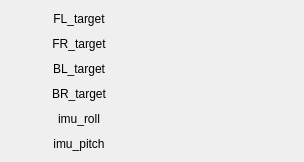
Above: flipper_control_data/ui/main_window.ui from mjlee111/pointcloud_and_imu_flipper_angle_control before the change. Below: the same form after it.
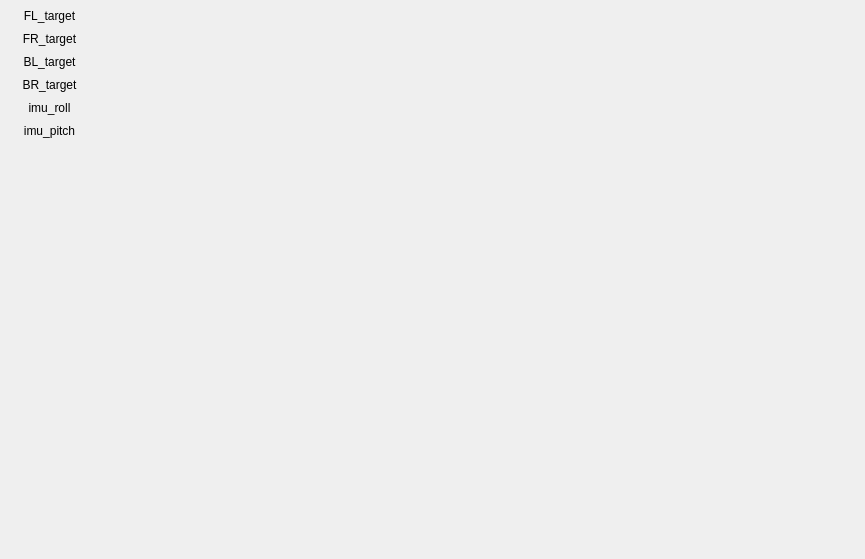
That is the form after the change. Icons and pictures are not drawn.

```diff
--- a/flipper_control_data/ui/main_window.ui
+++ b/flipper_control_data/ui/main_window.ui
@@ -6,8 +6,8 @@
    <rect>
     <x>0</x>
     <y>0</y>
-    <width>304</width>
-    <height>162</height>
+    <width>865</width>
+    <height>559</height>
    </rect>
   </property>
   <property name="windowTitle">
@@ -23,132 +23,214 @@
   <widget class="QWidget" name="centralwidget">
    <layout class="QHBoxLayout">
     <item>
-     <layout class="QVBoxLayout" name="verticalLayout_2">
-      <item>
-       <widget class="QLabel" name="label_5">
-        <property name="text">
-         <string>FL_target</string>
-        </property>
-        <property name="alignment">
-         <set>Qt::AlignCenter</set>
-        </property>
-       </widget>
-      </item>
-      <item>
-       <widget class="QLabel" name="label_4">
-        <property name="text">
-         <string>FR_target</string>
-        </property>
-        <property name="alignment">
-         <set>Qt::AlignCenter</set>
-        </property>
-       </widget>
-      </item>
-      <item>
-       <widget class="QLabel" name="label_6">
-        <property name="text">
-         <string>BL_target</string>
-        </property>
-        <property name="alignment">
-         <set>Qt::AlignCenter</set>
-        </property>
-       </widget>
-      </item>
-      <item>
-       <widget class="QLabel" name="label_7">
-        <property name="text">
-         <string>BR_target</string>
-        </property>
-        <property name="alignment">
-         <set>Qt::AlignCenter</set>
-        </property>
-       </widget>
-      </item>
-      <item>
-       <widget class="QLabel" name="label_8">
-        <property name="text">
-         <string>imu_roll</string>
-        </property>
-        <property name="alignment">
-         <set>Qt::AlignCenter</set>
-        </property>
-       </widget>
-      </item>
-      <item>
-       <widget class="QLabel" name="label_9">
-        <property name="text">
-         <string>imu_pitch</string>
-        </property>
-        <property name="alignment">
-         <set>Qt::AlignCenter</set>
-        </property>
-       </widget>
-      </item>
-     </layout>
-    </item>
-    <item>
-     <layout class="QVBoxLayout" name="verticalLayout_4">
-      <item>
-       <widget class="QLabel" name="FL">
-        <property name="text">
-         <string/>
-        </property>
-        <property name="alignment">
-         <set>Qt::AlignCenter</set>
-        </property>
-       </widget>
-      </item>
-      <item>
-       <widget class="QLabel" name="FR">
-        <property name="text">
-         <string/>
-        </property>
-        <property name="alignment">
-         <set>Qt::AlignCenter</set>
-        </property>
-       </widget>
-      </item>
-      <item>
-       <widget class="QLabel" name="BL">
-        <property name="text">
-         <string/>
-        </property>
-        <property name="alignment">
-         <set>Qt::AlignCenter</set>
-        </property>
-       </widget>
-      </item>
-      <item>
-       <widget class="QLabel" name="BR">
-        <property name="text">
-         <string/>
-        </property>
-        <property name="alignment">
-         <set>Qt::AlignCenter</set>
-        </property>
-       </widget>
-      </item>
-      <item>
-       <widget class="QLabel" name="roll">
-        <property name="text">
-         <string/>
-        </property>
-        <property name="alignment">
-         <set>Qt::AlignCenter</set>
-        </property>
-       </widget>
-      </item>
-      <item>
-       <widget class="QLabel" name="pitch">
-        <property name="text">
-         <string/>
-        </property>
-        <property name="alignment">
-         <set>Qt::AlignCenter</set>
-        </property>
-       </widget>
-      </item>
-     </layout>
+     <widget class="QWidget" name="widget" native="true">
+      <widget class="QLabel" name="roll">
+       <property name="geometry">
+        <rect>
+         <x>80</x>
+         <y>96</y>
+         <width>101</width>
+         <height>17</height>
+        </rect>
+       </property>
+       <property name="text">
+        <string/>
+       </property>
+       <property name="alignment">
+        <set>Qt::AlignCenter</set>
+       </property>
+      </widget>
+      <widget class="QLabel" name="FR">
+       <property name="geometry">
+        <rect>
+         <x>80</x>
+         <y>27</y>
+         <width>101</width>
+         <height>17</height>
+        </rect>
+       </property>
+       <property name="text">
+        <string/>
+       </property>
+       <property name="alignment">
+        <set>Qt::AlignCenter</set>
+       </property>
+      </widget>
+      <widget class="QLabel" name="FL">
+       <property name="geometry">
+        <rect>
+         <x>80</x>
+         <y>4</y>
+         <width>101</width>
+         <height>17</height>
+        </rect>
+       </property>
+       <property name="text">
+        <string/>
+       </property>
+       <property name="alignment">
+        <set>Qt::AlignCenter</set>
+       </property>
+      </widget>
+      <widget class="QLabel" name="pitch">
+       <property name="geometry">
+        <rect>
+         <x>80</x>
+         <y>119</y>
+         <width>101</width>
+         <height>17</height>
+        </rect>
+       </property>
+       <property name="text">
+        <string/>
+       </property>
+       <property name="alignment">
+        <set>Qt::AlignCenter</set>
+       </property>
+      </widget>
+      <widget class="QLabel" name="BL">
+       <property name="geometry">
+        <rect>
+         <x>80</x>
+         <y>50</y>
+         <width>101</width>
+         <height>17</height>
+        </rect>
+       </property>
+       <property name="text">
+        <string/>
+       </property>
+       <property name="alignment">
+        <set>Qt::AlignCenter</set>
+       </property>
+      </widget>
+      <widget class="QLabel" name="BR">
+       <property name="enabled">
+        <bool>true</bool>
+       </property>
+       <property name="geometry">
+        <rect>
+         <x>80</x>
+         <y>73</y>
+         <width>101</width>
+         <height>17</height>
+        </rect>
+       </property>
+       <property name="text">
+        <string/>
+       </property>
+       <property name="alignment">
+        <set>Qt::AlignCenter</set>
+       </property>
+      </widget>
+      <widget class="QLabel" name="label_9">
+       <property name="geometry">
+        <rect>
+         <x>0</x>
+         <y>113</y>
+         <width>81</width>
+         <height>17</height>
+        </rect>
+       </property>
+       <property name="text">
+        <string>imu_pitch</string>
+       </property>
+       <property name="alignment">
+        <set>Qt::AlignCenter</set>
+       </property>
+      </widget>
+      <widget class="QLabel" name="label_4">
+       <property name="geometry">
+        <rect>
+         <x>0</x>
+         <y>21</y>
+         <width>81</width>
+         <height>17</height>
+        </rect>
+       </property>
+       <property name="text">
+        <string>FR_target</string>
+       </property>
+       <property name="alignment">
+        <set>Qt::AlignCenter</set>
+       </property>
+      </widget>
+      <widget class="QLabel" name="label_7">
+       <property name="geometry">
+        <rect>
+         <x>0</x>
+         <y>67</y>
+         <width>81</width>
+         <height>17</height>
+        </rect>
+       </property>
+       <property name="text">
+        <string>BR_target</string>
+       </property>
+       <property name="alignment">
+        <set>Qt::AlignCenter</set>
+       </property>
+      </widget>
+      <widget class="QLabel" name="label_6">
+       <property name="geometry">
+        <rect>
+         <x>0</x>
+         <y>44</y>
+         <width>81</width>
+         <height>17</height>
+        </rect>
+       </property>
+       <property name="text">
+        <string>BL_target</string>
+       </property>
+       <property name="alignment">
+        <set>Qt::AlignCenter</set>
+       </property>
+      </widget>
+      <widget class="QLabel" name="label_5">
+       <property name="geometry">
+        <rect>
+         <x>0</x>
+         <y>-2</y>
+         <width>81</width>
+         <height>17</height>
+        </rect>
+       </property>
+       <property name="text">
+        <string>FL_target</string>
+       </property>
+       <property name="alignment">
+        <set>Qt::AlignCenter</set>
+       </property>
+      </widget>
+      <widget class="QLabel" name="label_8">
+       <property name="geometry">
+        <rect>
+         <x>0</x>
+         <y>90</y>
+         <width>81</width>
+         <height>17</height>
+        </rect>
+       </property>
+       <property name="text">
+        <string>imu_roll</string>
+       </property>
+       <property name="alignment">
+        <set>Qt::AlignCenter</set>
+       </property>
+      </widget>
+      <widget class="QWidget" name="verticalLayoutWidget">
+       <property name="geometry">
+        <rect>
+         <x>190</x>
+         <y>0</y>
+         <width>661</width>
+         <height>541</height>
+        </rect>
+       </property>
+       <layout class="QVBoxLayout" name="rviz_layout"/>
+      </widget>
+     </widget>
     </item>
    </layout>
   </widget>
```
